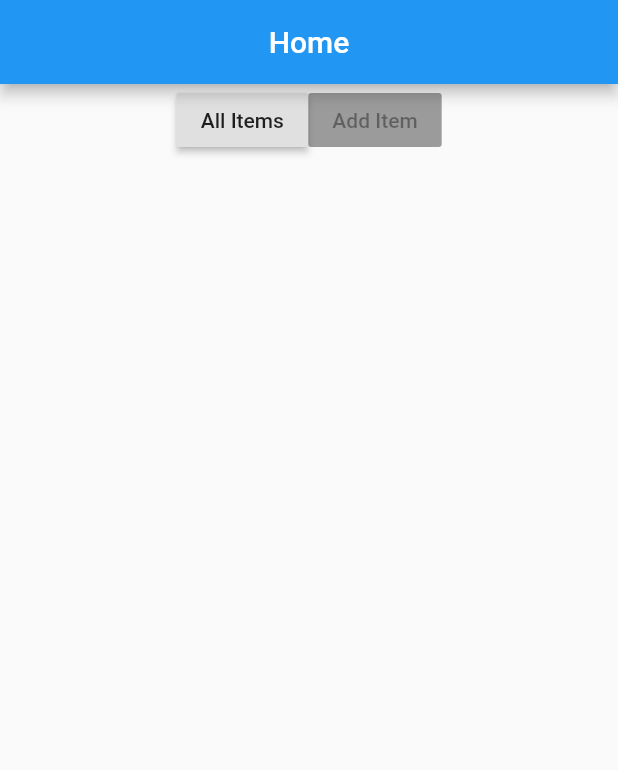
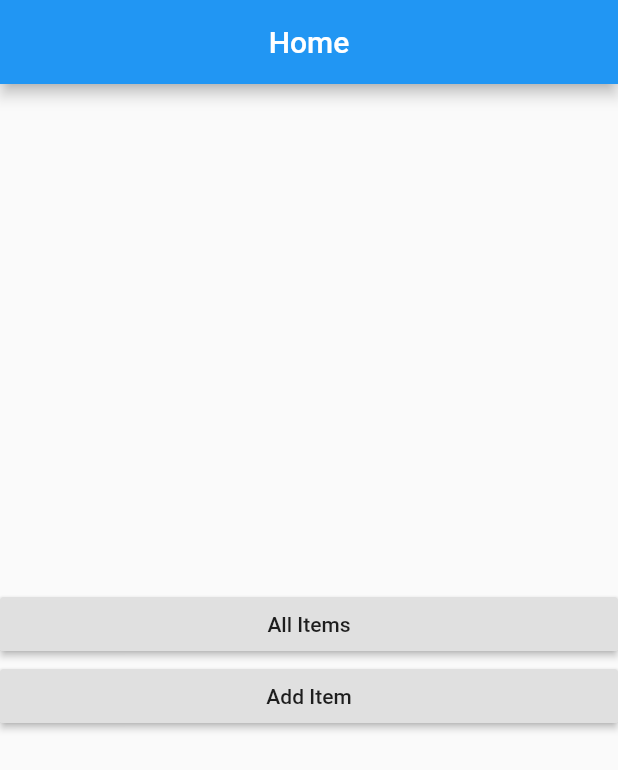
Before and after one commit to yuetu0/inventory_app, a Flutter app: the screen it shows after launch, on a phone screen of 412 x 824 dp. Shown: the top 770 px of the screen. Run offline on Flutter 3.47's test engine with Material 2 defaults, Android fonts, the phone set to English and light mode, and no system bars.

Commit message:
fooled around with a bit of UI

```diff
--- a/lib/screens/allitems.dart
+++ b/lib/screens/allitems.dart
@@ -15,6 +15,10 @@ class _AllItemsState extends State<AllItems> {
         title : Text("All Items"),
         centerTitle : true,
       ),
+      floatingActionButton: FloatingActionButton(
+        child: Icon(Icons.add),
+        onPressed: (){},
+      ),
     );
   }
 }
--- a/lib/screens/home.dart
+++ b/lib/screens/home.dart
@@ -5,6 +5,7 @@ class Home extends StatefulWidget {
   @override
   _HomeState createState() => _HomeState();
 }
+
 
 class _HomeState extends State<Home> {
   @override
@@ -16,10 +17,10 @@ class _HomeState extends State<Home> {
        centerTitle:true,
      ),
     body: Container(
-      child: Row(
+      child: Column(
         //allignment for row still need to edit
+        crossAxisAlignment: CrossAxisAlignment.stretch,
         mainAxisAlignment: MainAxisAlignment.center,
-        crossAxisAlignment: CrossAxisAlignment.center,
         //buttons
         children: <Widget> [
           RaisedButton(
@@ -30,7 +31,7 @@ class _HomeState extends State<Home> {
             child:Text('All Items'),
             ),
           RaisedButton(
-            onPressed: null,
+            onPressed: (){},
             child: Text ('Add Item')
             )
         ],
```
